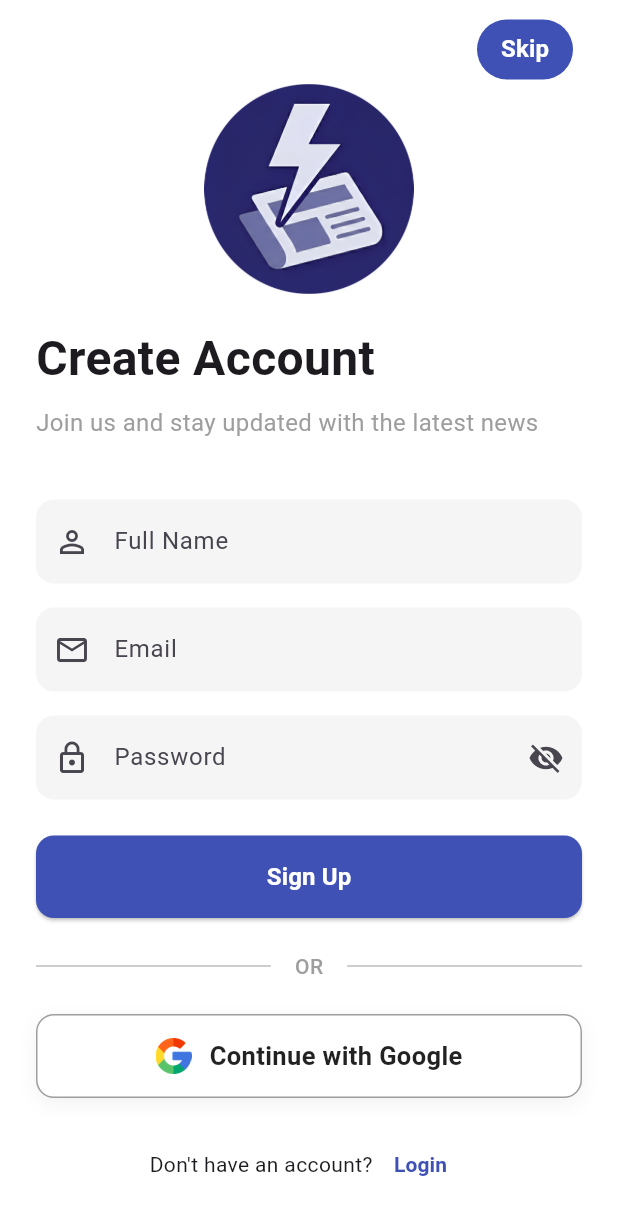
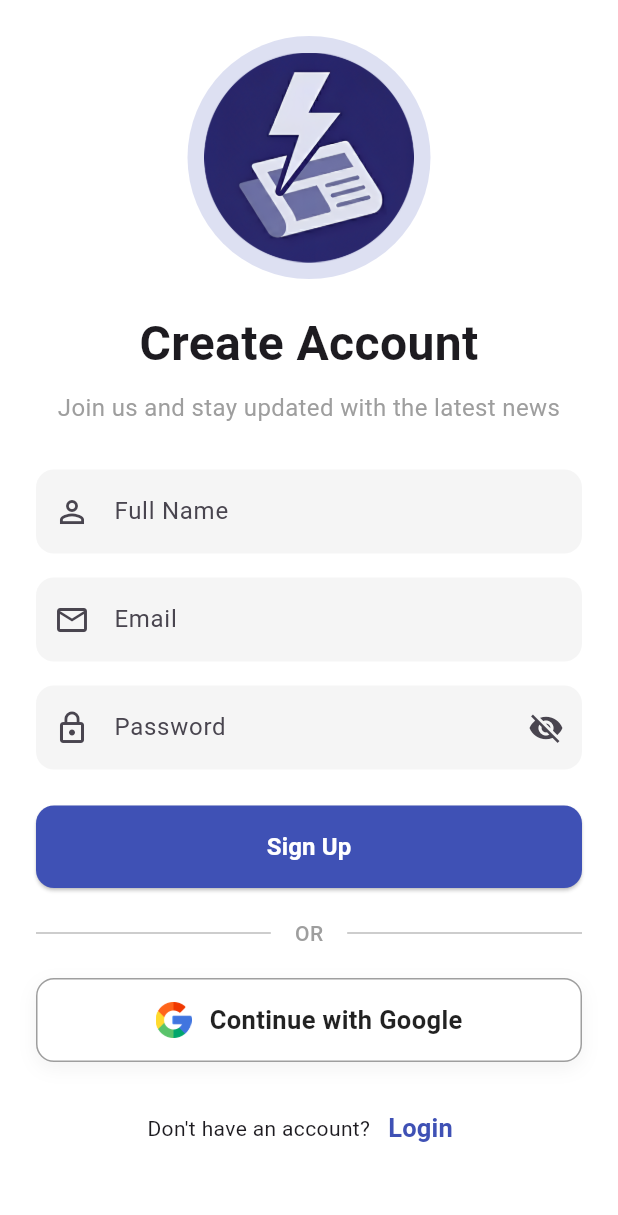
Before and after one commit to piyush-143/news_app, a Flutter app: the screen it shows after launch, after a tap on "Login", after a tap on "Sign Up", on a phone screen of 412 x 824 dp. Shown: the top 1215 px of the screen. Run offline on Flutter 3.47's test engine with Material 3 defaults, Android fonts, the phone set to English and light mode, and no system bars; our stand-ins replace carousel_slider, cloud_firestore, firebase_auth, firebase_core, flutter_spinkit, google_nav_bar and 5 more; accounts and stored records are empty.

```diff
--- a/lib/views/auth/login_screen.dart
+++ b/lib/views/auth/login_screen.dart
@@ -140,14 +140,24 @@ class _LoginScreenState extends State<LoginScreen> {
                   crossAxisAlignment: CrossAxisAlignment.stretch,
                   children: [
                     // --- Header Section ---
-                    Image.asset(
+                    Container(
+                      padding: EdgeInsets.all(11),
+                      decoration: BoxDecoration(
+                        color: isDark
+                            ? Colors.grey.shade700
+                            : Colors.indigo.shade100.withAlpha(150),
+                        shape: BoxShape.circle,
+                      ),
+                      child: Image.asset(
                         "assets/logo.png",
                         width: 140,
                         height: 140,
-                      errorBuilder: (context, error, stackTrace) => const Icon(
+                        errorBuilder: (context, error, stackTrace) =>
+                            const Icon(
                               Icons.newspaper,
                               size: 100,
                               color: Colors.indigo,
+                            ),
                       ),
                     ),
                     const SizedBox(height: 20),
@@ -165,7 +175,7 @@ class _LoginScreenState extends State<LoginScreen> {
                       textAlign: TextAlign.center,
                       style: TextStyle(color: Colors.grey, fontSize: 16),
                     ),
-                    const SizedBox(height: 40),
+                    const SizedBox(height: 30),
 
                     // --- Email Field ---
                     TextFormField(
@@ -285,7 +295,7 @@ class _LoginScreenState extends State<LoginScreen> {
                             ),
                     ),
 
-                    const SizedBox(height: 22),
+                    const SizedBox(height: 20),
 
                     // --- OR Divider ---
                     Row(
@@ -305,7 +315,7 @@ class _LoginScreenState extends State<LoginScreen> {
                       ],
                     ),
 
-                    const SizedBox(height: 22),
+                    const SizedBox(height: 20),
 
                     // --- Modern Google Sign In Button ---
                     InkWell(
@@ -385,11 +395,12 @@ class _LoginScreenState extends State<LoginScreen> {
                               ),
                             );
                           },
-                          child: const Text(
+                          child: Text(
                             "Sign Up",
                             style: TextStyle(
                               fontWeight: FontWeight.bold,
                               color: Colors.indigo,
+                              fontSize: 17,
                             ),
                           ),
                         ),
--- a/lib/views/auth/signup_screen.dart
+++ b/lib/views/auth/signup_screen.dart
@@ -108,35 +108,6 @@ class _SignupScreenState extends State<SignupScreen> {
     final googleBtnBorder = Colors.grey.shade500;
     final googleBtnText = isDark ? Colors.white : Colors.black87;
     return Scaffold(
-      appBar: AppBar(
-        automaticallyImplyLeading:
-            false, // Custom back flow handled via buttons
-        actionsPadding: const EdgeInsets.only(right: 15, top: 10),
-        actions: [
-          // --- Skip Button (Guest Mode) ---
-          TextButton(
-            onPressed: () {
-              Navigator.pushReplacement(
-                context,
-                MaterialPageRoute(builder: (context) => const MainController()),
-              );
-            },
-            style: OutlinedButton.styleFrom(
-              backgroundColor: Colors.indigo,
-              alignment: Alignment.topCenter,
-            ),
-            child: const Text(
-              "Skip",
-              style: TextStyle(
-                fontSize: 16,
-                fontWeight: FontWeight.bold,
-                color: Colors.white,
-              ),
-            ),
-          ),
-          const SizedBox(width: 15),
-        ],
-      ),
       // GestureDetector closes keyboard when tapping background
       body: GestureDetector(
         onTap: () {
@@ -155,19 +126,30 @@ class _SignupScreenState extends State<SignupScreen> {
                   children: [
                     // --- Header ---
                     // Error builder ensures app doesn't crash if asset is missing
-                    Image.asset(
+                    Container(
+                      padding: EdgeInsets.all(11),
+                      decoration: BoxDecoration(
+                        color: isDark
+                            ? Colors.grey.shade700
+                            : Colors.indigo.shade100.withAlpha(150),
+                        shape: BoxShape.circle,
+                      ),
+                      child: Image.asset(
                         "assets/logo.png",
                         width: 140,
                         height: 140,
-                      errorBuilder: (context, error, stackTrace) => const Icon(
+                        errorBuilder: (context, error, stackTrace) =>
+                            const Icon(
                               Icons.newspaper,
                               size: 100,
                               color: Colors.indigo,
                             ),
                       ),
+                    ),
                     const SizedBox(height: 20),
                     const Text(
                       "Create Account",
+                      textAlign: TextAlign.center,
                       style: TextStyle(
                         fontSize: 32,
                         fontWeight: FontWeight.bold,
@@ -176,9 +158,10 @@ class _SignupScreenState extends State<SignupScreen> {
                     const SizedBox(height: 8),
                     const Text(
                       "Join us and stay updated with the latest news",
+                      textAlign: TextAlign.center,
                       style: TextStyle(color: Colors.grey, fontSize: 16),
                     ),
-                    const SizedBox(height: 40),
+                    const SizedBox(height: 30),
 
                     // --- Name Field ---
                     TextFormField(
@@ -300,7 +283,7 @@ class _SignupScreenState extends State<SignupScreen> {
                               ),
                             ),
                     ),
-                    SizedBox(height: 22),
+                    SizedBox(height: 20),
                     // --- OR Divider ---
                     Row(
                       children: [
@@ -319,7 +302,7 @@ class _SignupScreenState extends State<SignupScreen> {
                       ],
                     ),
 
-                    const SizedBox(height: 22),
+                    const SizedBox(height: 20),
 
                     // --- Modern Google Sign In Button ---
                     InkWell(
@@ -396,11 +379,12 @@ class _SignupScreenState extends State<SignupScreen> {
                             FocusScope.of(context).requestFocus(FocusNode());
                             Navigator.pop(context);
                           },
-                          child: const Text(
+                          child: Text(
                             "Login",
                             style: TextStyle(
                               fontWeight: FontWeight.bold,
                               color: Colors.indigo,
+                              fontSize: 17,
                             ),
                           ),
                         ),
```
Lines whose indentation alone changed are shown as unchanged.
